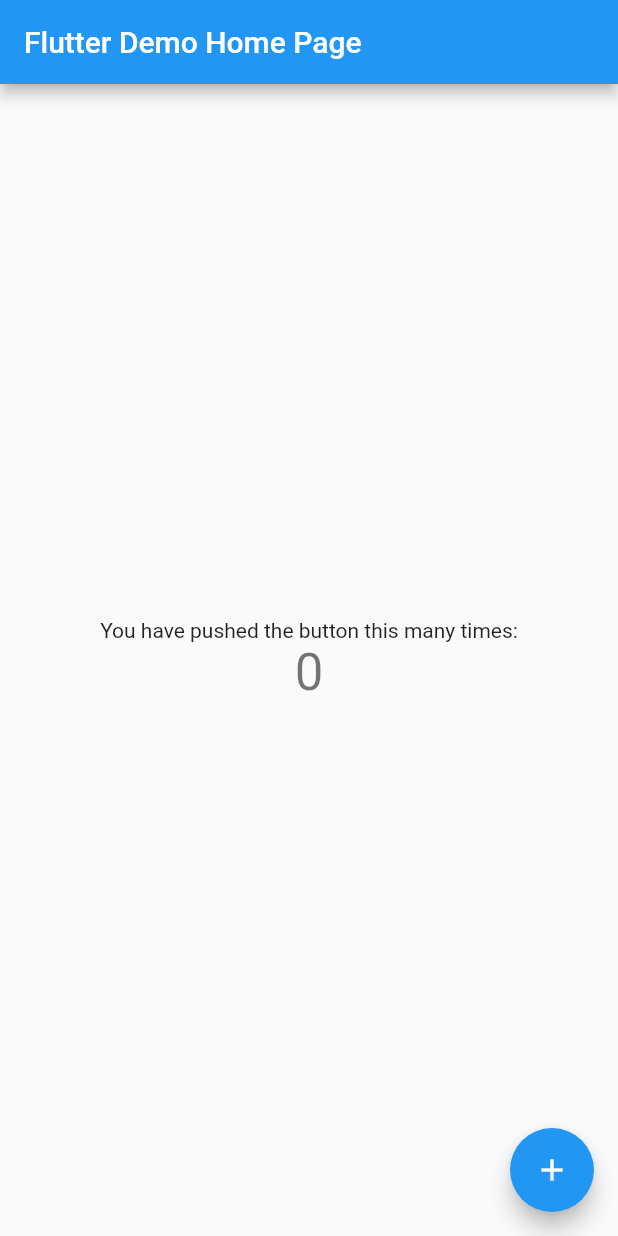
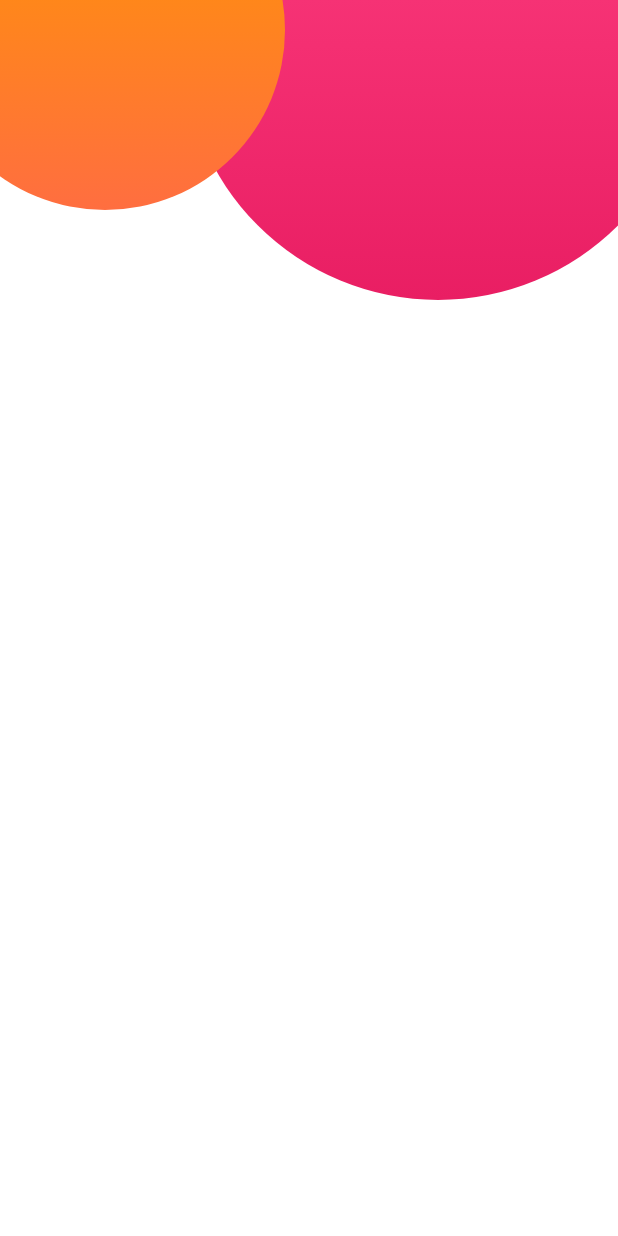
Before and after one commit to leanjr99/flutter_api_formcad, a Flutter app: the screen it shows after launch, on a phone screen of 412 x 824 dp. Run offline on Flutter 3.47's test engine with Material 2 defaults, Android fonts, the phone set to English and light mode, and no system bars.

Commit message:
posicionamento dos circulos do design

```diff
--- a/lib/main.dart
+++ b/lib/main.dart
@@ -1,4 +1,6 @@
 import 'package:flutter/material.dart';
+
+import 'pages/home_page.dart';
 
 void main() {
   runApp(MyApp());
@@ -11,107 +13,10 @@ class MyApp extends StatelessWidget {
     return MaterialApp(
       title: 'Flutter Demo',
       theme: ThemeData(
-        // This is the theme of your application.
-        //
-        // Try running your application with "flutter run". You'll see the
-        // application has a blue toolbar. Then, without quitting the app, try
-        // changing the primarySwatch below to Colors.green and then invoke
-        // "hot reload" (press "r" in the console where you ran "flutter run",
-        // or simply save your changes to "hot reload" in a Flutter IDE).
-        // Notice that the counter didn't reset back to zero; the application
-        // is not restarted.
         primarySwatch: Colors.blue,
-        // This makes the visual density adapt to the platform that you run
-        // the app on. For desktop platforms, the controls will be smaller and
-        // closer together (more dense) than on mobile platforms.
         visualDensity: VisualDensity.adaptivePlatformDensity,
       ),
-      home: MyHomePage(title: 'Flutter Demo Home Page'),
+      home: HomePage(),
     );
   }
 }
-
-class MyHomePage extends StatefulWidget {
-  MyHomePage({Key key, this.title}) : super(key: key);
-
-  // This widget is the home page of your application. It is stateful, meaning
-  // that it has a State object (defined below) that contains fields that affect
-  // how it looks.
-
-  // This class is the configuration for the state. It holds the values (in this
-  // case the title) provided by the parent (in this case the App widget) and
-  // used by the build method of the State. Fields in a Widget subclass are
-  // always marked "final".
-
-  final String title;
-
-  @override
-  _MyHomePageState createState() => _MyHomePageState();
-}
-
-class _MyHomePageState extends State<MyHomePage> {
-  int _counter = 0;
-
-  void _incrementCounter() {
-    setState(() {
-      // This call to setState tells the Flutter framework that something has
-      // changed in this State, which causes it to rerun the build method below
-      // so that the display can reflect the updated values. If we changed
-      // _counter without calling setState(), then the build method would not be
-      // called again, and so nothing would appear to happen.
-      _counter++;
-    });
-  }
-
-  @override
-  Widget build(BuildContext context) {
-    // This method is rerun every time setState is called, for instance as done
-    // by the _incrementCounter method above.
-    //
-    // The Flutter framework has been optimized to make rerunning build methods
-    // fast, so that you can just rebuild anything that needs updating rather
-    // than having to individually change instances of widgets.
-    return Scaffold(
-      appBar: AppBar(
-        // Here we take the value from the MyHomePage object that was created by
-        // the App.build method, and use it to set our appbar title.
-        title: Text(widget.title),
-      ),
-      body: Center(
-        // Center is a layout widget. It takes a single child and positions it
-        // in the middle of the parent.
-        child: Column(
-          // Column is also a layout widget. It takes a list of children and
-          // arranges them vertically. By default, it sizes itself to fit its
-          // children horizontally, and tries to be as tall as its parent.
-          //
-          // Invoke "debug painting" (press "p" in the console, choose the
-          // "Toggle Debug Paint" action from the Flutter Inspector in Android
-          // Studio, or the "Toggle Debug Paint" command in Visual Studio Code)
-          // to see the wireframe for each widget.
-          //
-          // Column has various properties to control how it sizes itself and
-          // how it positions its children. Here we use mainAxisAlignment to
-          // center the children vertically; the main axis here is the vertical
-          // axis because Columns are vertical (the cross axis would be
-          // horizontal).
-          mainAxisAlignment: MainAxisAlignment.center,
-          children: <Widget>[
-            Text(
-              'You have pushed the button this many times:',
-            ),
-            Text(
-              '$_counter',
-              style: Theme.of(context).textTheme.headline4,
-            ),
-          ],
-        ),
-      ),
-      floatingActionButton: FloatingActionButton(
-        onPressed: _incrementCounter,
-        tooltip: 'Increment',
-        child: Icon(Icons.add),
-      ), // This trailing comma makes auto-formatting nicer for build methods.
-    );
-  }
-}
--- /dev/null
+++ b/lib/pages/home_page.dart
@@ -0,0 +1,46 @@
+import 'package:flutter/material.dart';
+import 'package:flutter_api_formcad/widgets/circle.dart';
+
+class HomePage extends StatefulWidget {
+  @override
+  _HomePageState createState() => _HomePageState();
+}
+
+class _HomePageState extends State<HomePage> {
+  @override
+  Widget build(BuildContext context) {
+    return Scaffold(
+      body: Container(
+        width: double.infinity,
+        height: double.infinity,
+        color: Colors.white,
+        child: Stack(
+          children: <Widget>[
+            Positioned(
+              top: -140,
+              right: -50,
+              child: Circle(
+                size: 340,
+                colors: [
+                  Colors.pinkAccent,
+                  Colors.pink,
+                ],
+              ),
+            ),
+            Positioned(
+              top: -100,
+              left: -50,
+              child: Circle(
+                size: 240,
+                colors: [
+                  Colors.orange,
+                  Colors.deepOrangeAccent,
+                ],
+              ),
+            ),
+          ],
+        ),
+      ),
+    );
+  }
+}
--- /dev/null
+++ b/lib/widgets/circle.dart
@@ -0,0 +1,27 @@
+import 'package:flutter/material.dart';
+
+class Circle extends StatelessWidget {
+  final double size;
+  final List<Color> colors;
+
+  Circle({Key key, @required this.size, @required this.colors})
+      : assert(size != null && size > 0),
+        assert(colors != null && colors.length >= 2),
+        super(key: key);
+  @override
+  Widget build(BuildContext context) {
+    return Container(
+      width: size,
+      height: size,
+      decoration: BoxDecoration(
+        color: Colors.orange,
+        shape: BoxShape.circle,
+        gradient: LinearGradient(
+          colors: this.colors,
+          begin: Alignment.topCenter,
+          end: Alignment.bottomCenter,
+        ),
+      ),
+    );
+  }
+}
```
Also changed, not shown: 1 other file.
